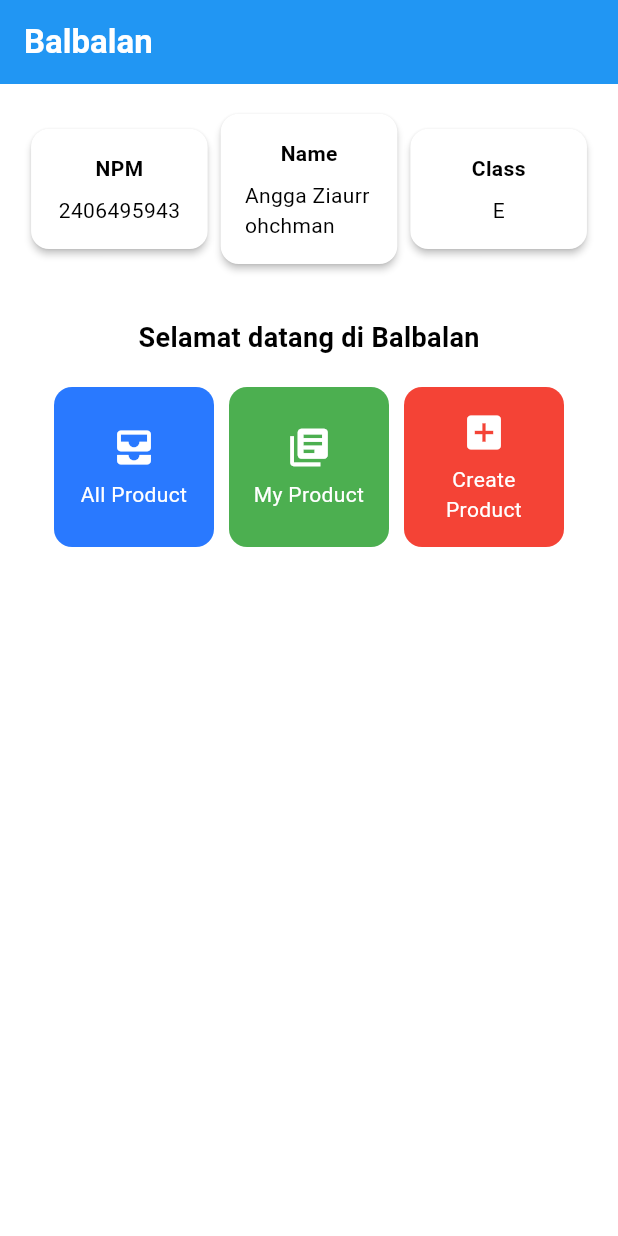
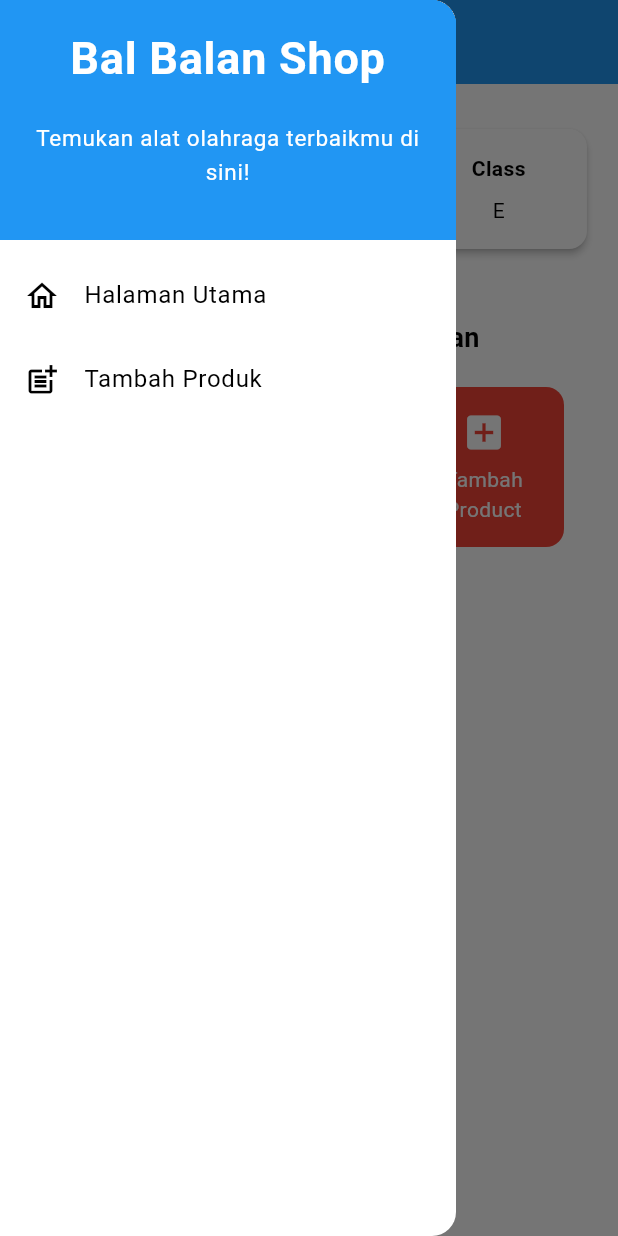
Before and after one commit to anggazia28/bal-balan-mobile, a Flutter app: the screen it shows after launch, with the side drawer open (before the commit the screen has no drawer), on a phone screen of 412 x 824 dp. Run offline on Flutter 3.47's test engine with Material 3 defaults, Android fonts, the phone set to English and light mode, and no system bars.

Commit message:
Checklist Tugas 8 Code

```diff
--- a/lib/main.dart
+++ b/lib/main.dart
@@ -1,5 +1,5 @@
 import 'package:flutter/material.dart';
-import 'package:bal_balan/menu.dart';
+import 'package:bal_balan/screens/menu.dart';
 
 void main() {
   runApp(const MyApp());
--- a/lib/menu.dart
+++ b/lib/screens/menu.dart
@@ -1,4 +1,6 @@
 import 'package:flutter/material.dart';
+import 'package:bal_balan/widgets/left_drawer.dart';
+import 'package:bal_balan/widgets/product_card.dart';
 
 class MyHomePage extends StatelessWidget {
   MyHomePage({super.key});
@@ -9,7 +11,7 @@
   final List<ItemHomepage> items = [
     ItemHomepage("All Product", Icons.all_inbox),
     ItemHomepage("My Product", Icons.my_library_books, color: Colors.green),
-    ItemHomepage("Create Product", Icons.add_box, color: Colors.red),
+    ItemHomepage("Tambah Product", Icons.add_box, color: Colors.red),
   ];
 
   @override
@@ -29,6 +31,7 @@
         // Warna latar belakang AppBar diambil dari skema warna tema aplikasi.
         backgroundColor: Theme.of(context).colorScheme.primary,
       ),
+      drawer: LeftDrawer(),
       // Body halaman dengan padding di sekelilingnya.
       body: Padding(
         padding: const EdgeInsets.all(16.0),
@@ -123,56 +126,3 @@
 
  ItemHomepage(this.name, this.icon, {this.color});
 }
-
-class ItemCard extends StatelessWidget {
-  // Menampilkan kartu dengan ikon dan nama.
-
-  final ItemHomepage item;
-
-  const ItemCard(this.item, {super.key});
-
-  @override
-  Widget build(BuildContext context) {
-    return Material(
-      // Gunakan warna custom jika tersedia, jika tidak gunakan warna default dari theme
-      color: item.color ?? Theme.of(context).colorScheme.secondary,
-      borderRadius: BorderRadius.circular(12),
-
-      child: InkWell(
-        // Aksi ketika kartu ditekan.
-        onTap: () {
-          // Menampilkan pesan SnackBar saat kartu ditekan.
-          ScaffoldMessenger.of(context)
-            ..hideCurrentSnackBar()
-            ..showSnackBar(
-              SnackBar(content: Text("Kamu telah menekan tombol ${item.name}!"))
-            );
-        },
-        // Container untuk menyimpan Icon dan Text
-        child: Container(
-          padding: const EdgeInsets.all(8),
-          child: Center(
-            child: Column(
-              // Menyusun ikon dan teks di tengah kartu.
-              mainAxisAlignment: MainAxisAlignment.center,
-              children: [
-                Icon(
-                  item.icon,
-                  color: Colors.white,
-                  size: 30.0,
-                ),
-                const Padding(padding: EdgeInsets.all(3)),
-                Text(
-                  item.name,
-                  textAlign: TextAlign.center,
-                  style: const TextStyle(color: Colors.white),
-                ),
-              ],
-            ),
-          ),
-        ),
-      ),
-    );
-  }
-
-}
--- /dev/null
+++ b/lib/widgets/left_drawer.dart
@@ -0,0 +1,68 @@
+import 'package:flutter/material.dart';
+import 'package:bal_balan/screens/menu.dart';
+import 'package:bal_balan/productslist_form.dart';
+
+class LeftDrawer extends StatelessWidget {
+  const LeftDrawer({super.key});
+
+  @override
+  Widget build(BuildContext context) {
+    return Drawer(
+      child: ListView(
+        children: [
+          const DrawerHeader(
+            decoration: BoxDecoration(
+              color: Colors.blue,
+            ),
+            child: Column(
+              children: [
+                Text(
+                  'Bal Balan Shop',
+                  textAlign: TextAlign.center,
+                  style: TextStyle(
+                    fontSize: 30,
+                    fontWeight: FontWeight.bold,
+                    color: Colors.white,
+                  ),
+                ),
+                Padding(padding: EdgeInsets.all(10)),
+                Text("Temukan alat olahraga terbaikmu di sini!",
+                    textAlign: TextAlign.center,
+                    style: TextStyle(
+                      fontSize: 15,
+                      color: Colors.white,
+                      fontWeight: FontWeight.normal,
+                    ),
+                    ),
+              ],
+            ),
+          ),
+          ListTile(
+            leading: const Icon(Icons.home_outlined),
+            title: const Text('Halaman Utama'),
+            // Bagian redirection ke MyHomePage
+            onTap: () {
+              Navigator.pushReplacement(
+                  context,
+                  MaterialPageRoute(
+                    builder: (context) => MyHomePage(),
+                  ));
+            },
+          ),
+          ListTile(
+            leading: const Icon(Icons.post_add),
+            title: const Text('Tambah Produk'),
+            // Bagian redirection ke NewsFormPage
+            onTap: () {
+              Navigator.pushReplacement(
+                  context,
+                  MaterialPageRoute(
+                    builder: (context) => ProductFormPage(),
+                  ));
+            },
+          ),
+        ],
+      ),
+    );
+  }
+}
--- /dev/null
+++ b/lib/widgets/product_card.dart
@@ -0,0 +1,63 @@
+import 'package:bal_balan/productslist_form.dart';
+import 'package:flutter/material.dart';
+import 'package:bal_balan/screens/menu.dart';
+class ItemCard extends StatelessWidget {
+  // Menampilkan kartu dengan ikon dan nama.
+
+  final ItemHomepage item;
+
+  const ItemCard(this.item, {super.key});
+
+  @override
+  Widget build(BuildContext context) {
+    return Material(
+      // Gunakan warna custom jika tersedia, jika tidak gunakan warna default dari theme
+      color: item.color ?? Theme.of(context).colorScheme.secondary,
+      borderRadius: BorderRadius.circular(12),
+
+      child: InkWell(
+        // Aksi ketika kartu ditekan.
+        onTap: () {
+          // Menampilkan pesan SnackBar saat kartu ditekan.
+          ScaffoldMessenger.of(context)
+            ..hideCurrentSnackBar()
+            ..showSnackBar(
+              SnackBar(content: Text("Kamu telah menekan tombol ${item.name}!"))
+            );
+            // Navigate ke route yang sesuai (tergantung jenis tombol)
+          if (item.name == "Tambah Product") {
+            Navigator.push(
+                  context,
+                  MaterialPageRoute(
+                    builder: (context) => ProductFormPage(),
+                  ));
+          }
+        },
+        // Container untuk menyimpan Icon dan Text
+        child: Container(
+          padding: const EdgeInsets.all(8),
+          child: Center(
+            child: Column(
+              // Menyusun ikon dan teks di tengah kartu.
+              mainAxisAlignment: MainAxisAlignment.center,
+              children: [
+                Icon(
+                  item.icon,
+                  color: Colors.white,
+                  size: 30.0,
+                ),
+                const Padding(padding: EdgeInsets.all(3)),
+                Text(
+                  item.name,
+                  textAlign: TextAlign.center,
+                  style: const TextStyle(color: Colors.white),
+                ),
+              ],
+            ),
+          ),
+        ),
+      ),
+    );
+  }
+
+}
```
Also changed, not shown: lib/productslist_form.dart (added, +249 -0 lines).
